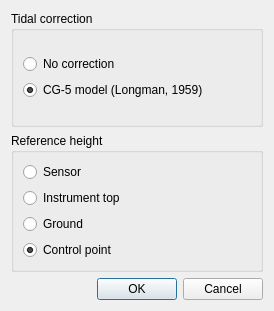
Above: gravtools/gui/dialog_corrections.ui from ahellers/GravTools before the change. Below: the same form after it.
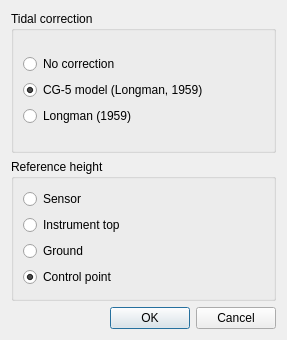
That is the form after the change.

Commit message: Addes License, authorship and copyright info basically to all code files and modules. Implemented the model by Longman (1959) for the determionation of tidal corrections. The tidal corrections are calcualted by gravtools and can be applied directly in the data analysis process independent of the instrumental corrections.

Diff of the .ui file:
```diff
--- a/gravtools/gui/dialog_corrections.ui
+++ b/gravtools/gui/dialog_corrections.ui
@@ -6,8 +6,8 @@
    <rect>
     <x>0</x>
     <y>0</y>
-    <width>274</width>
-    <height>311</height>
+    <width>287</width>
+    <height>340</height>
    </rect>
   </property>
   <property name="windowTitle">
@@ -47,6 +47,16 @@
             </attribute>
            </widget>
           </item>
+          <item>
+           <widget class="QRadioButton" name="radioButton_corr_tides_longman1959">
+            <property name="text">
+             <string>Longman (1959)</string>
+            </property>
+            <attribute name="buttonGroup">
+             <string notr="true">buttonGroup_corrections_tides</string>
+            </attribute>
+           </widget>
+          </item>
          </layout>
         </item>
        </layout>
```
Left out of the diff: 2 changed lines with no effect on the pictures. The commit also changes 25 other files.
